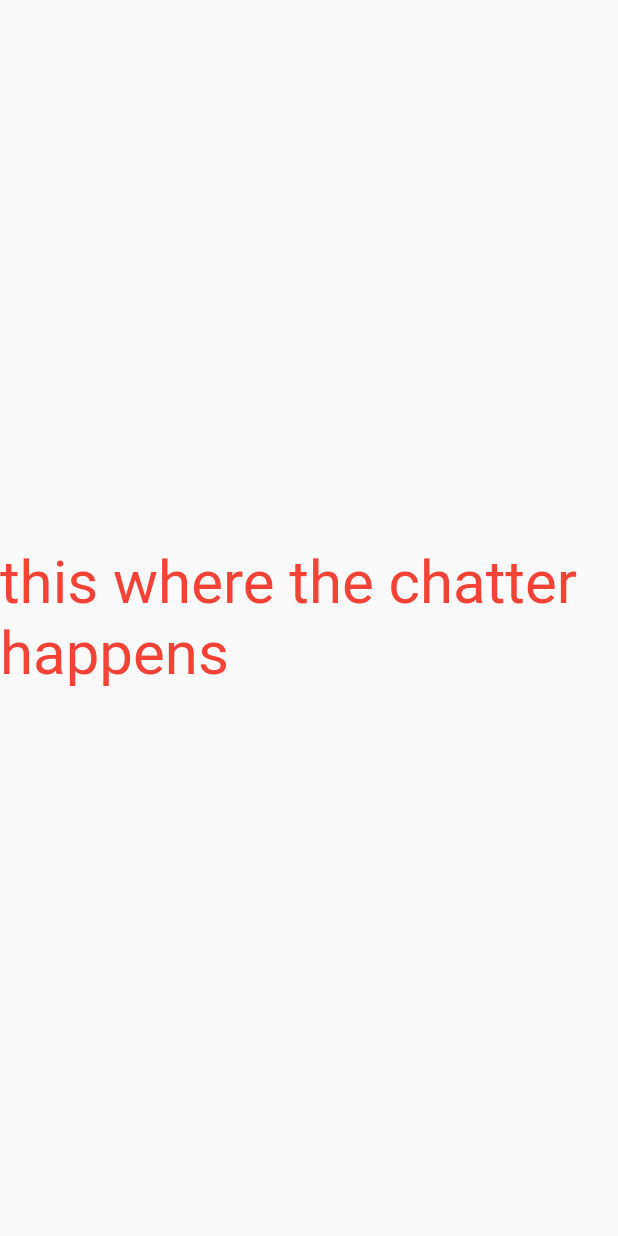
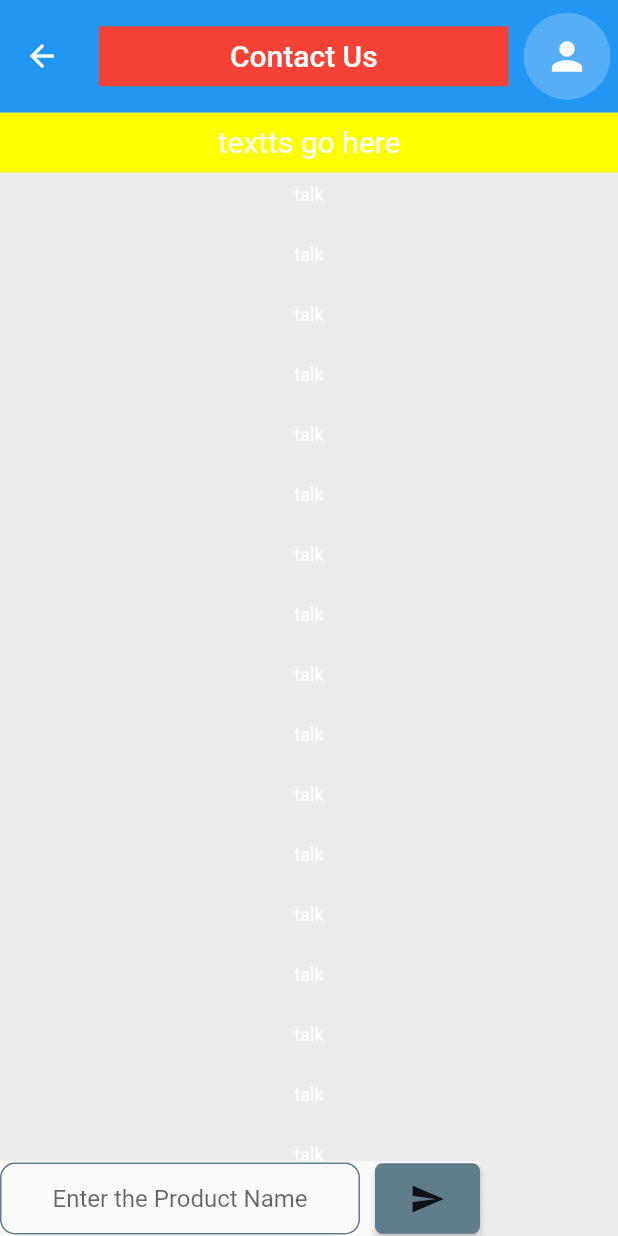
Before and after one commit to M00n-man92/hulumapp, a Flutter app: the ContactUs screen opened by its route, on a phone screen of 412 x 824 dp. Run offline on Flutter 3.47's test engine with Material 2 defaults, Android fonts, the phone set to English and light mode, and no system bars; our stand-ins replace firebase_auth, firebase_core, image_picker; accounts and stored records are empty.

Commit message:
contact us front done

```diff
--- a/lib/Screens/footer/contactus.dart
+++ b/lib/Screens/footer/contactus.dart
@@ -1,26 +1,136 @@
 import 'package:flutter/cupertino.dart';
 import 'package:flutter/material.dart';
+import 'package:crud1/Screens/adminScreen.dart';
+import 'package:crud1/constants/constant.dart';
 
 class ContactUs extends StatefulWidget {
   static String id = 'chat_screen';
+  static Size size;
 
   @override
   _ContactUsState createState() => _ContactUsState();
 }
 
-class _ContactUsState extends State<ContactUs> {
+class _ContactUsState extends State<ContactUs>
+    with SingleTickerProviderStateMixin {
+  static String chatter;
+  static double width = 20;
+
+  AnimationController _controller;
+  Animation _animation;
+  FocusNode _focusNode = FocusNode();
+  @override
+  void initState() {
+    super.initState();
+
+    _controller =
+        AnimationController(vsync: this, duration: Duration(milliseconds: 300));
+    _animation = Tween(begin: 300.0, end: 50.0).animate(_controller)
+      ..addListener(() {
+        setState(() {});
+      });
+
+    _focusNode.addListener(() {
+      if (_focusNode.hasFocus) {
+        _controller.forward();
+      } else {
+        _controller.reverse();
+      }
+    });
+  }
+
+  @override
+  void dispose() {
+    _controller.dispose();
+    _focusNode.dispose();
+
+    super.dispose();
+  }
+
   @override
   Widget build(BuildContext context) {
     return Scaffold(
-      body: SafeArea(
-        child: Align(
-          alignment: Alignment.center,
-          child: Text(
-            'this where the chatter happens',
-            style: TextStyle(color: Colors.red, fontSize: 40),
+        backgroundColor: Colors.black12,
+        body: SafeArea(
+          child: CustomScrollView(
+            slivers: <Widget>[
+              SliverAppBar(
+                pinned: false,
+                expandedHeight: 40,
+                toolbarHeight: 75,
+                title: Expanded(
+                  child: Padding(
+                      padding: EdgeInsets.all(10),
+                      child: Containerr(Colors.red, 40, 500, 'Contact Us', 20)),
+                ),
+                titleSpacing: 0,
+                actions: <Widget>[
+                  Padding(
+                      padding: EdgeInsets.only(right: 5),
+                      child: CircleAvatar(
+                        radius: 29,
+                        backgroundColor: Colors.white24,
+                        child: Icon(
+                          Icons.person,
+                          size: 30,
+                          color: Colors.white,
+                        ),
+                      ))
+                ],
+              ),
+              SliverToBoxAdapter(
+                child: SizedBoss(
+                    40,
+                    40,
+                    Containerr(
+                        Colors.yellowAccent, 40, 40, 'textts go here', 20)),
+              ),
+              SliverList(
+                  delegate: SliverChildBuilderDelegate(
+                (BuildContext context, int index) {
+                  return Containerr(Colors.white38, 40, 50, 'talk', 12);
+                },
+                childCount: 20,
+              )),
+            ],
           ),
         ),
-      ),
-    );
+        bottomSheet: SizedBoss(
+          320,
+          50,
+          Row(
+            mainAxisSize: MainAxisSize.min,
+            children: <Widget>[
+              Flexible(
+                  child: TextField(
+                focusNode: _focusNode,
+                onChanged: (value) {},
+                style: TextStyle(color: Colors.black),
+                textAlign: TextAlign.center,
+                decoration: kdecorations.copyWith(
+                  hintText: 'Enter the Product Name',
+                  enabledBorder: OutlineInputBorder(
+                    borderSide: BorderSide(color: Colors.blueGrey, width: 1.0),
+                    borderRadius: BorderRadius.all(Radius.circular(10.0)),
+                  ),
+                  focusedBorder: OutlineInputBorder(
+                    borderSide: BorderSide(color: Colors.blueGrey, width: 2.0),
+                  ),
+                ),
+              )),
+              SizedBoss(10, 0),
+              RawMaterialButton(
+                onPressed: () {
+                  setState() {}
+                },
+                fillColor: Colors.blueGrey,
+                constraints: BoxConstraints.tight(Size(70, 47)),
+                child: Icon(Icons.send),
+                shape: RoundedRectangleBorder(
+                    borderRadius: BorderRadius.circular(5)),
+              )
+            ],
+          ),
+        ));
   }
 }
--- a/lib/Screens/product.dart
+++ b/lib/Screens/product.dart
@@ -61,7 +61,7 @@ class _ProductsState extends State<Products> {
                   child: Padding(
                       padding: EdgeInsets.all(10),
                       child:
-                          containerr(Colors.red, 40, 40, 'Create Product', 20)),
+                          Containerr(Colors.red, 40, 40, 'Create Product', 20)),
                 ),
                 SizedBoss(10, 0),
                 Padding(
@@ -203,7 +203,7 @@ class AddThings extends StatelessWidget {
         ),
         child: Row(
           children: <Widget>[
-            containerr(Colors.white38, 45, 50, name, 11),
+            Containerr(Colors.white38, 45, 50, name, 11),
             SizedBoss(10, 0),
             Flexible(
                 child: TextField(
```
Also changed, not shown: lib/Screens/Component/picture.dart (deleted, +0 -77 lines), lib/Screens/Component/takePic.dart (deleted, +0 -76 lines), lib/Screens/Component/ui.dart (deleted, +0 -203 lines), lib/Screens/adminScreen.dart (+26 -10 lines), lib/Screens/registrationcreen.dart (+28 -4 lines), lib/main.dart (+31 -2 lines).
